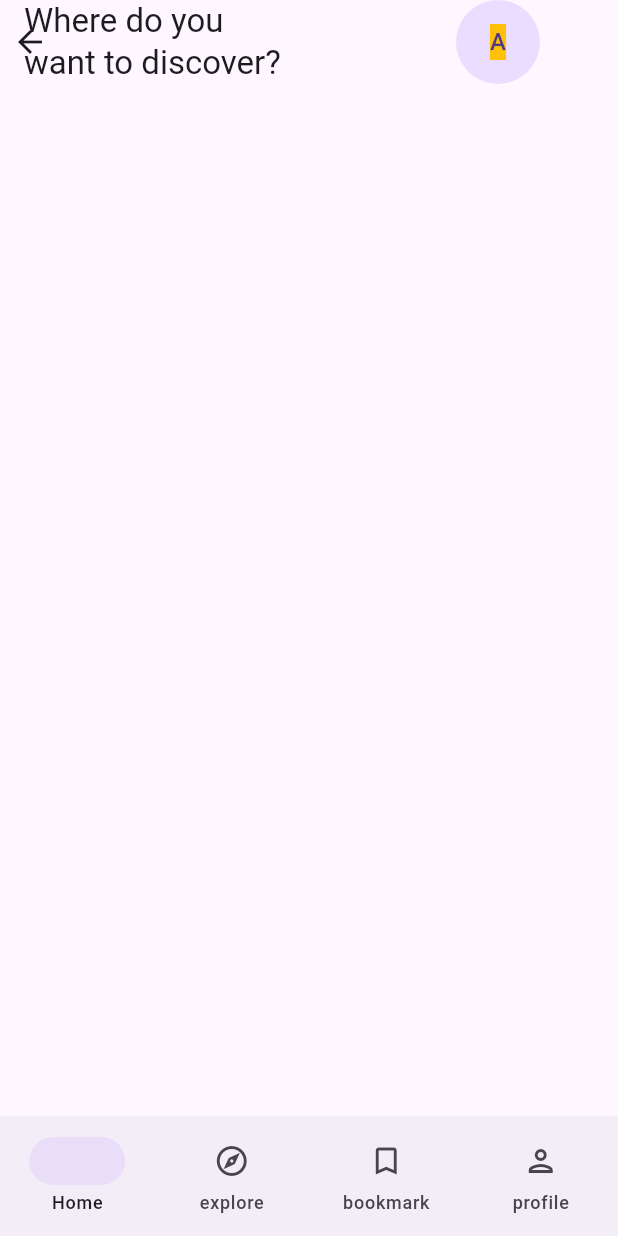
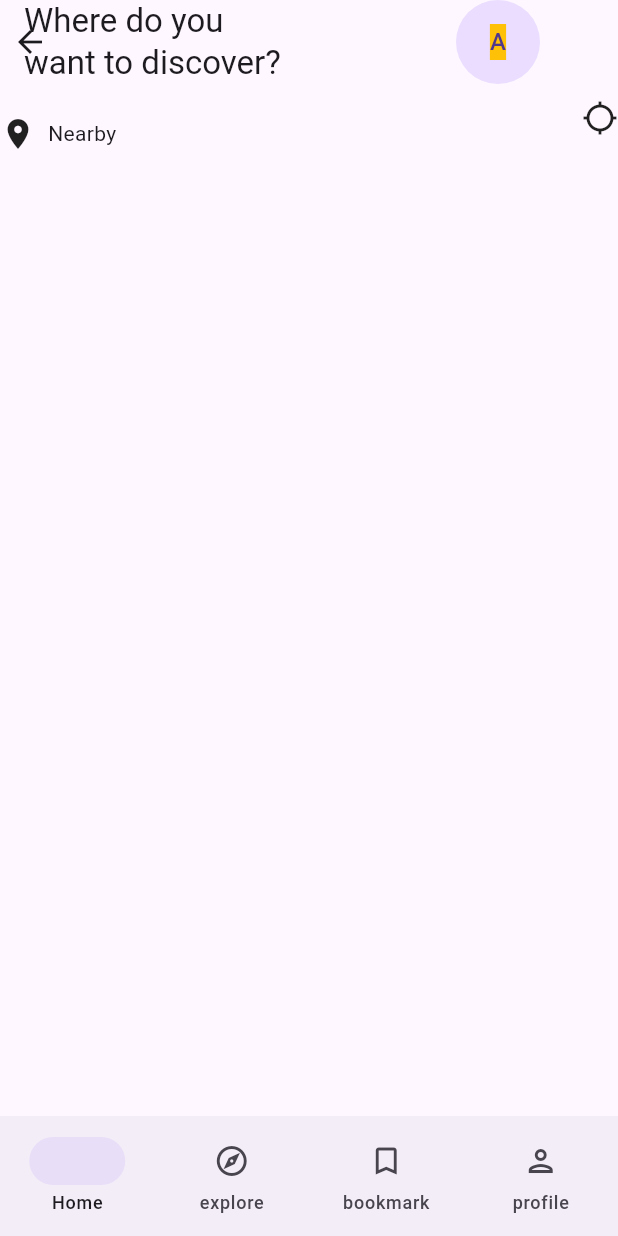
Before and after one commit to Vedsaga/learning_flutter, a Flutter app: the Task1Screen screen opened directly, on a phone screen of 412 x 824 dp. Run offline on Flutter 3.47's test engine with Material 3 defaults, Android fonts, the phone set to English and light mode, and no system bars.

Commit message:
location widget

```diff
--- a/lib/task_1_screen.dart
+++ b/lib/task_1_screen.dart
@@ -43,7 +43,24 @@ class Task1Screen extends StatelessWidget {
       body: Column(
         children: [
           Row(
-            children: [],
+            mainAxisAlignment: MainAxisAlignment.spaceBetween,
+            children: [
+              Column(
+                mainAxisSize: MainAxisSize.min,
+                children: [
+                  Text(''),
+                  Row(
+                    mainAxisSize: MainAxisSize.min,
+                    children: const [
+                      Icon(Icons.location_on),
+                      const SizedBox(width: 8),
+                      Text('Nearby'),
+                    ],
+                  )
+                ],
+              ),
+              Icon(Icons.location_searching_outlined),
+            ],
           ),
           Row(
             children: [],
```
